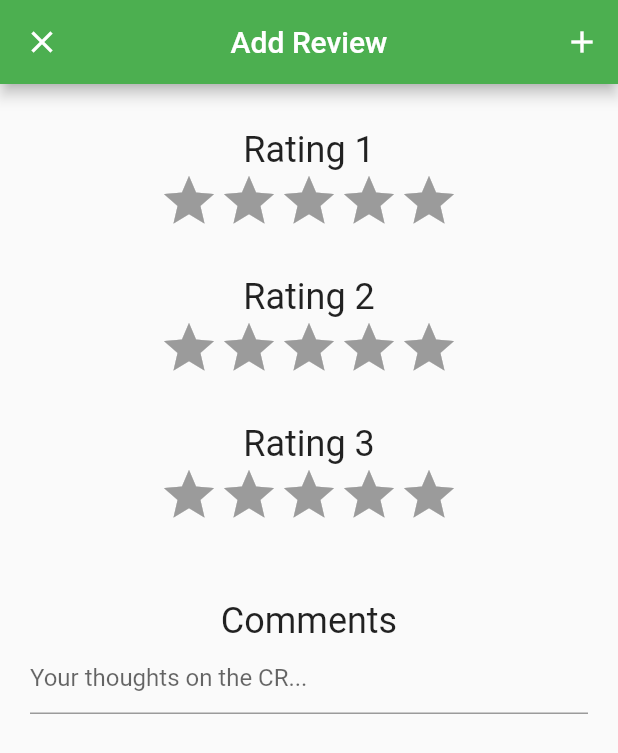
After one commit to limlance99/CRReviewMobileApp, a Flutter app: the AddReview screen opened directly, on a phone screen of 412 x 824 dp. The commit adds this screen. Shown: the top 753 px of the screen. Run offline on Flutter 3.47's test engine with Material 2 defaults, Android fonts, the phone set to English and light mode, and no system bars; drawn by our look-alikes of flutter_rating_bar; our stand-ins replace pull_to_refresh; network calls fail.

Commit message:
Implemented View CR and Add Review screens

```diff
--- a/lib/forms/add_cr.dart
+++ b/lib/forms/add_cr.dart
@@ -152,9 +152,7 @@ class _AddCRState extends State<AddCR> {
         actions: <Widget>[
           IconButton(
             icon: Icon(Icons.add),
-            onPressed: () {
-              _addNewCR();
-            },
+            onPressed: _addNewCR,
           ),
         ],
       ),
--- /dev/null
+++ b/lib/forms/add_review.dart
@@ -0,0 +1,150 @@
+import 'package:flutter/material.dart';
+import 'package:flutter_rating_bar/flutter_rating_bar.dart';
+import 'dart:convert' as convert;
+import 'package:http/http.dart' as http;
+
+class AddReview extends StatefulWidget {
+  @override
+  _AddReviewState createState() => _AddReviewState();
+}
+
+class _AddReviewState extends State<AddReview> {
+
+  double rating1 = 0;
+  double rating2 = 0;
+  double rating3 = 0;
+  String reviewText = "";
+  final TextEditingController _reviewTextController =
+      new TextEditingController();
+
+  @override
+  void initState() {
+    super.initState();
+  }
+
+
+  void _addNewReview() {
+    // [STUB] SOMEONE PLEASE FINISH THIS
+    reviewText = _reviewTextController.text;
+    print(rating1);
+    print(rating2);
+    print(rating3);
+    print("'" + reviewText + "'");
+
+    if (rating1 == 0 || rating2 == 0 || rating3 == 0) {
+      // If missing a rating, do nothing
+      return;
+    }
+
+    // Save review to database using API
+
+
+
+    // Return to previous screen
+    Navigator.pop(context, true);
+  }
+
+  @override
+  Widget build(BuildContext context) {
+    return Scaffold(
+      appBar: AppBar(
+        leading: IconButton(
+          icon: Icon(Icons.close),
+          onPressed: () => Navigator.pop(context, false),
+        ),
+        title: Text("Add Review"),
+        centerTitle: true,
+        actions: <Widget>[
+          IconButton(
+            icon: Icon(Icons.add),
+            onPressed: _addNewReview,
+          ),
+        ],
+      ),
+      body: Container(
+        child: ListView(
+          children: <Widget>[
+            Padding(padding: EdgeInsets.all(15)),
+            Center(
+              child: Column(
+                  children: <Widget>[
+                    Text(
+                      "Rating 1",
+                      style: Theme.of(context).textTheme.headline,
+                    ),
+                    RatingBar(
+                      direction: Axis.horizontal,
+                      initialRating: 0,
+                      itemCount: 5,
+                      itemBuilder: (context, _) => Icon(
+                          Icons.star,
+                          color: Colors.amber,
+                      ),
+                      onRatingUpdate: (rating) {
+                        rating1 = rating;
+                      },
+                    ),
+                    Padding(padding: EdgeInsets.all(15)),
+                    Text(
+                      "Rating 2",
+                      style: Theme.of(context).textTheme.headline,
+                    ),
+                    RatingBar(
+                      direction: Axis.horizontal,
+                      initialRating: 0,
+                      itemCount: 5,
+                      itemBuilder: (context, _) => Icon(
+                          Icons.star,
+                          color: Colors.amber,
+                      ),
+                      onRatingUpdate: (rating){
+                        rating2 = rating;
+                      },
+                    ),
+                    Padding(padding: EdgeInsets.all(15)),
+                    Text(
+                      "Rating 3",
+                      style: Theme.of(context).textTheme.headline,
+                    ),
+                    RatingBar(
+                      direction: Axis.horizontal,
+                      initialRating: 0,
+                      itemCount: 5,
+                      itemBuilder: (context, _) => Icon(
+                          Icons.star,
+                          color: Colors.amber,
+                      ),
+                      onRatingUpdate: (rating){
+                        rating3 = rating;
+                      },
+                    ),
+                    Padding(padding: EdgeInsets.all(25)),
+                    Text(
+                      "Comments",
+                      style: Theme.of(context).textTheme.headline,
+                    ),
+                    Container(
+                      margin: EdgeInsets.only(left: 20.0, right: 20.0),
+                      child: TextField(
+                        controller: _reviewTextController,
+                        keyboardType: TextInputType.text,
+                        decoration: InputDecoration(
+                          hintText: "Your thoughts on the CR...",
+                        ),
+                      )
+                    ),
+
+                    Padding(
+                      padding: EdgeInsets.all(20),
+                    ),
+
+                  ],
+                ),
+            ),
+          ],
+        ),
+      ),
+    );
+  }
+
+}
--- a/pubspec.yaml
+++ b/pubspec.yaml
@@ -23,6 +23,7 @@ dependencies:
   http: ^0.12.0+4
   flutter_svg: ^0.16.1
   json_annotation: ^3.0.0
+  flutter_rating_bar: ^3.0.1+1
   # The following adds the Cupertino Icons font to your application.
   # Use with the CupertinoIcons class for iOS style icons.
   cupertino_icons: ^0.1.2
```
Also changed, not shown: lib/screens/cr_list.dart (+19 -57 lines), lib/screens/view_cr.dart (added, +384 -0 lines), lib/utility.dart (added, +55 -0 lines), lib/models/CR.dart (line endings or trailing spaces), pubspec.lock.
